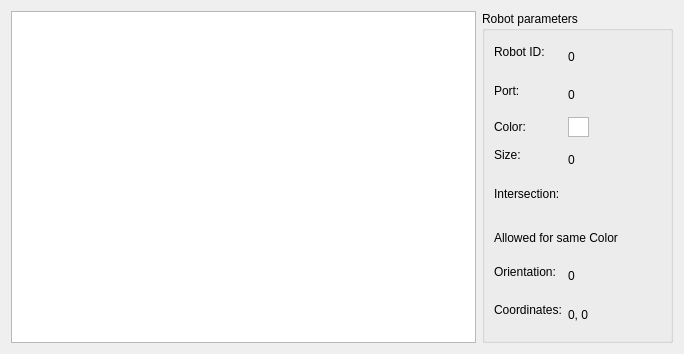
Qt form robotwindow.ui (SmirnoffYM/AI-simulator) before a commit.
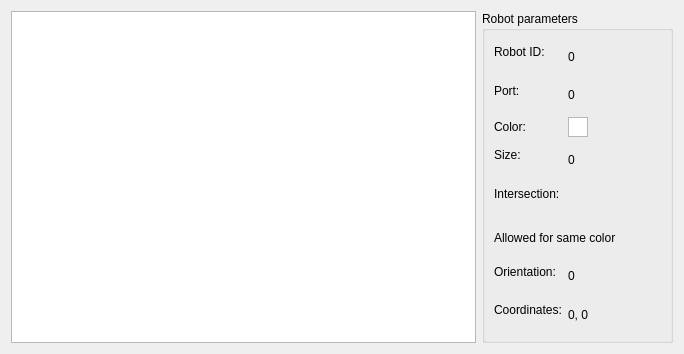
The same form after that commit.

Patch:
```diff
--- a/robotwindow.ui
+++ b/robotwindow.ui
@@ -77,13 +77,13 @@
        <widget class="QGraphicsView" name="colorGraphicsView">
         <property name="minimumSize">
          <size>
-          <width>21</width>
+          <width>20</width>
           <height>20</height>
          </size>
         </property>
         <property name="maximumSize">
          <size>
-          <width>21</width>
+          <width>20</width>
           <height>20</height>
          </size>
         </property>
@@ -113,7 +113,7 @@
       <item row="5" column="0" colspan="2">
        <widget class="QLabel" name="intersectionTypeValueLabel">
         <property name="text">
-         <string>Allowed for same Color</string>
+         <string>Allowed for same color</string>
         </property>
        </widget>
       </item>
```
